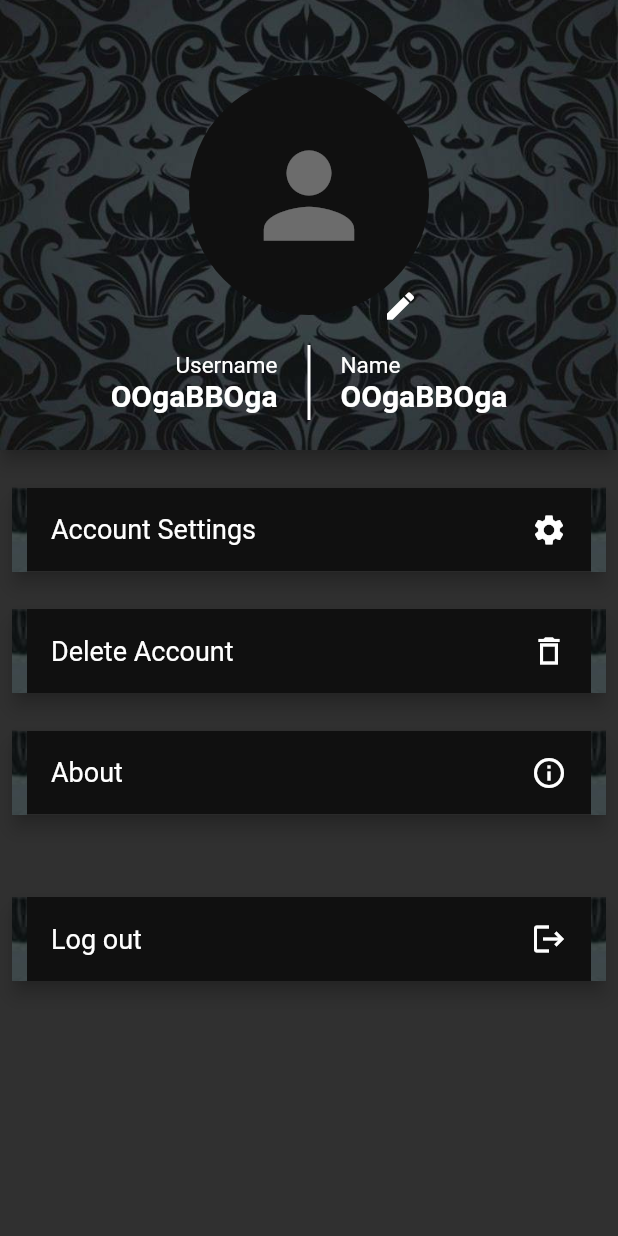
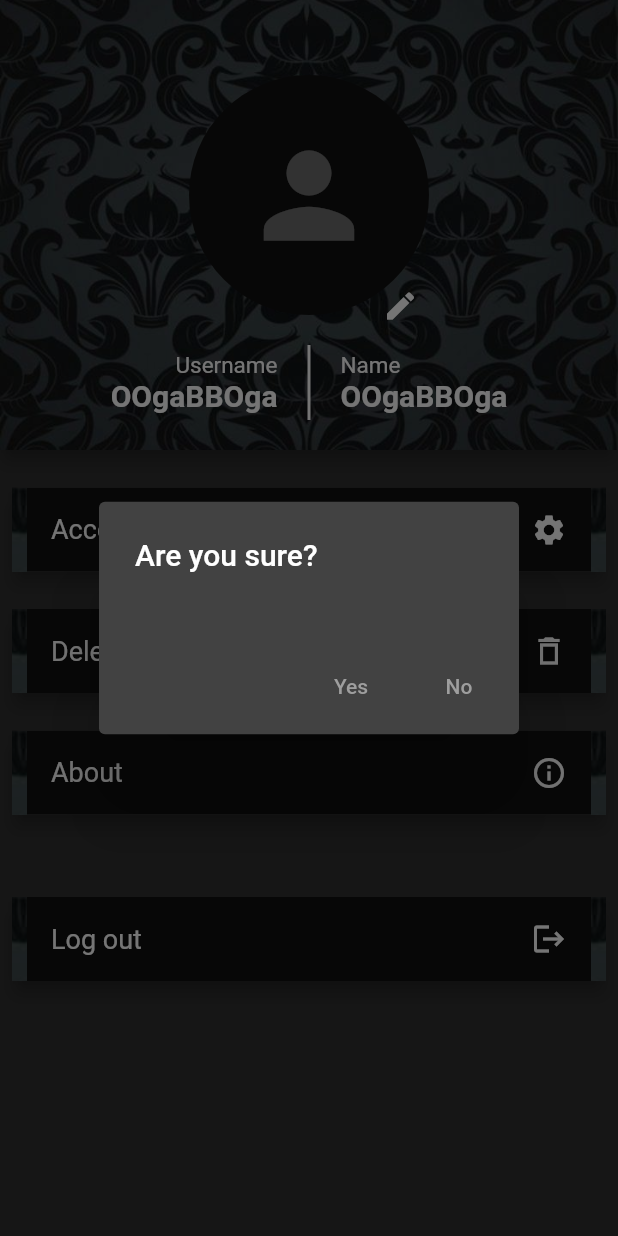
Before and after one commit to imranZMiko/Eten, a Flutter app: the AccountScreen screen opened by its route, after a tap on "Delete Account", on a phone screen of 412 x 824 dp. Run offline on Flutter 3.47's test engine with Material 2 defaults, Android fonts, the phone set to English and light mode, and no system bars; our stand-ins replace cloud_firestore, firebase_auth, firebase_core; missing offline and left inert: day_night_switcher; accounts and stored records are empty.

Commit message:
Enabled delete account, added delete confirmation and re-authentication, fixed navigator issues when signing in and logging out.

```diff
--- a/lib/screens/account_screen.dart
+++ b/lib/screens/account_screen.dart
@@ -1,11 +1,14 @@
+import 'package:cloud_firestore/cloud_firestore.dart';
 import 'package:eten/screens/about_screen.dart';
 import 'package:eten/screens/account_settings_screen.dart';
 import 'package:eten/screens/accounts_logged_out_screen.dart';
 import 'package:eten/widgets/account_options.dart';
+import 'package:eten/widgets/reauthenticate_form.dart';
+import 'package:firebase_auth/firebase_auth.dart';
+import 'package:firebase_core/firebase_core.dart';
 import 'package:flutter/material.dart';
 import 'package:provider/provider.dart';
 import 'package:eten/providers/themeProvider.dart';
-import 'package:firebase_auth/firebase_auth.dart';
 
 class AccountScreen extends StatefulWidget {
   const AccountScreen({Key? key}) : super(key: key);
@@ -18,6 +21,8 @@ class AccountScreen extends StatefulWidget {
 
 class _AccountScreenState extends State<AccountScreen> {
   String imageData = '';
+  bool isConfirmed = false;
+  bool isAuth = false;
   @override
   void initState() {
     if (Provider.of<ThemeInfo>(context, listen: false).chosenTheme ==
@@ -26,6 +31,10 @@ class _AccountScreenState extends State<AccountScreen> {
     else
       imageData = 'Assets/AccountTheme/dark1.jpg';
     super.initState();
+  }
+
+  void toggleAuth(){
+    isAuth = true;
   }
 
   void changeTheme(String newTheme) {
@@ -108,9 +117,9 @@ class _AccountScreenState extends State<AccountScreen> {
                               Padding(
                                 padding: EdgeInsets.only(left: 20, right: 20),
                                 child: Container(
-                                  color:
-                                  Provider.of<ThemeInfo>(context).chosenTheme ==
-                                      ThemeMode.light
+                                  color: Provider.of<ThemeInfo>(context)
+                                              .chosenTheme ==
+                                          ThemeMode.light
                                       ? Colors.black
                                       : Colors.white,
                                   height: 50,
@@ -153,9 +162,9 @@ class _AccountScreenState extends State<AccountScreen> {
                         PageRouteBuilder(
                           pageBuilder: (context, animation1, animation2) =>
                               AccountSettingsScreen(
-                                changeHandler: changeTheme,
-                                currentTheme: imageData,
-                              ),
+                            changeHandler: changeTheme,
+                            currentTheme: imageData,
+                          ),
                           transitionDuration: Duration(seconds: 0),
                         ),
                       );
@@ -168,7 +177,115 @@ class _AccountScreenState extends State<AccountScreen> {
                   ),
                 ),
                 GestureDetector(
-                  onTap: () {},
+                  onTap: () async {
+                    User? user = FirebaseAuth.instance.currentUser;
+
+                    try {
+                      isConfirmed = false;
+                      await showDialog<void>(
+                        context: context,
+                        barrierDismissible: false, // user must tap button!
+                        builder: (BuildContext context) {
+                          return AlertDialog(
+                            title: const Text('Are you sure?'),
+                            content: SingleChildScrollView(
+                              child: ListBody(
+                                children: const <Widget>[],
+                              ),
+                            ),
+                            actions: <Widget>[
+                              TextButton(
+                                child: const Text('Yes'),
+                                onPressed: () {
+                                  isConfirmed = true;
+                                  Navigator.of(context).pop();
+                                },
+                              ),
+                              TextButton(
+                                child: const Text('No'),
+                                onPressed: () {
+                                  isConfirmed = false;
+                                  Navigator.of(context).pop();
+                                },
+                              ),
+                            ],
+                          );
+                        },
+                      );
+
+                      if (isConfirmed) {
+                        await FirebaseFirestore.instance
+                            .collection('users')
+                            .doc(user!.uid)
+                            .delete();
+
+                        await user.delete();
+
+                        ScaffoldMessenger.of(ctx).showSnackBar(
+                          SnackBar(
+                            content: Text('Account successfully deleted.'),
+                            backgroundColor:
+                                Provider.of<ThemeInfo>(context, listen: false)
+                                            .chosenTheme ==
+                                        ThemeMode.light
+                                    ? Colors.teal[100]
+                                    : Colors.teal[900],
+                          ),
+                        );
+                      }
+                    } on FirebaseAuthException catch (err) {
+                      print(err.code);
+                      if (err.code == 'requires-recent-login') {
+                        await showDialog(
+                            context: context,
+                            builder: (BuildContext context) {
+                              return ReAuthForm(fn: toggleAuth);}
+                        );
+                        if (isAuth) {
+                          await FirebaseFirestore.instance
+                              .collection('users')
+                              .doc(user!.uid)
+                              .delete();
+
+                          await user.delete();
+
+                          ScaffoldMessenger.of(ctx).showSnackBar(
+                            SnackBar(
+                              content: Text('Account successfully deleted.'),
+                              backgroundColor:
+                              Provider.of<ThemeInfo>(context, listen: false)
+                                  .chosenTheme ==
+                                  ThemeMode.light
+                                  ? Colors.teal[100]
+                                  : Colors.teal[900],
+                            ),
+                          );
+                        }
+                      }
+                      else{
+                        var message = 'An error occurred, please check your credentials!';
+
+                        if (err.message != null) {
+                          message = err.message!;
+                        }
+
+                        ScaffoldMessenger.of(ctx).showSnackBar(
+                          SnackBar(
+                            content: Text(message),
+                            backgroundColor: Theme.of(ctx).errorColor,
+                          ),
+                        );
+                      }
+                    } catch (err) {
+                      print(err);
+                      ScaffoldMessenger.of(ctx).showSnackBar(
+                        SnackBar(
+                          content: Text(err.toString()),
+                          backgroundColor: Theme.of(ctx).errorColor,
+                        ),
+                      );
+                    }
+                  },
                   child: AccountOptions(
                     title: 'Delete Account',
                     icon: Icons.delete_outline_sharp,
@@ -209,7 +326,8 @@ class _AccountScreenState extends State<AccountScreen> {
             ),
           );
         }
-        if(userSnapshot.connectionState == ConnectionState.waiting) return CircularProgressIndicator();
+        if (userSnapshot.connectionState == ConnectionState.waiting)
+          return CircularProgressIndicator();
         return AccountsLoggedOutScreen();
       },
     );
--- a/lib/screens/log_in_screen.dart
+++ b/lib/screens/log_in_screen.dart
@@ -19,7 +19,7 @@ class _LogInScreenState extends State<LogInScreen> {
   final _auth = FirebaseAuth.instance;
   var _isLoading = false;
 
-  Future<void> _submitAuthForm(
+  void _submitAuthForm(
     String email,
     String password,
     BuildContext ctx,
@@ -35,7 +35,9 @@ class _LogInScreenState extends State<LogInScreen> {
         email: email,
         password: password,
       );
-    } on PlatformException catch (err) {
+
+      Navigator.of(context).pop();
+    } on FirebaseAuthException catch (err) {
       var message = 'An error occurred, please check your credentials!';
 
       if (err.message != null) {
--- a/lib/screens/register_screen.dart
+++ b/lib/screens/register_screen.dart
@@ -19,7 +19,7 @@ class _RegisterScreenState extends State<RegisterScreen> {
   final _auth = FirebaseAuth.instance;
   var _isLoading = false;
 
-  Future<void> _submitAuthForm(
+  void _submitAuthForm(
     String email,
     String password,
     String username,
@@ -48,7 +48,8 @@ class _RegisterScreenState extends State<RegisterScreen> {
           'email': email,
         },
       );
-    } on PlatformException catch (err) {
+      Navigator.of(context).pop();
+    } on FirebaseAuthException catch (err) {
       var message = 'An error occurred, please check your credentials!';
 
       if (err.message != null) {
```
Also changed, not shown: lib/widgets/log_in_card.dart (+4 -7 lines), lib/widgets/reauthenticate_form.dart (added, +176 -0 lines), lib/widgets/register_card.dart (+4 -7 lines).
